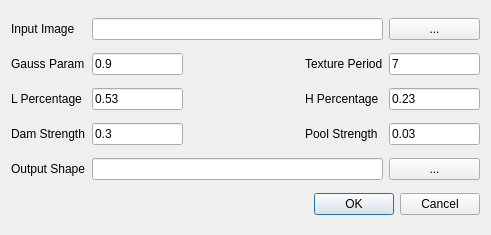
This is Plugins/tGis.Segmentation/form/SegmentationDialog.ui in lidar-nevermore/tGis as Qt 5 draws it before an edit. The edited form follows.
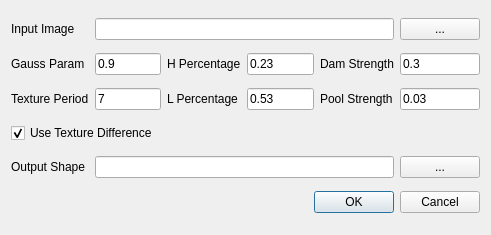
This is the edited form.

```diff
--- a/Plugins/tGis.Segmentation/form/SegmentationDialog.ui
+++ b/Plugins/tGis.Segmentation/form/SegmentationDialog.ui
@@ -13,15 +13,8 @@
   <property name="windowTitle">
    <string>Dam Razing</string>
   </property>
-  <layout class="QGridLayout" name="gridLayout">
-   <item row="1" column="0">
-    <widget class="QLabel" name="label_3">
-     <property name="text">
-      <string>Gauss Param</string>
-     </property>
-    </widget>
-   </item>
-   <item row="2" column="3">
+  <layout class="QGridLayout" name="gridLayout" rowstretch="0,0,0,0,0,0,0,0,0">
+   <item row="1" column="2">
     <widget class="QLabel" name="label_6">
      <property name="text">
       <string>H Percentage</string>
@@ -35,58 +28,38 @@
      </property>
     </widget>
    </item>
-   <item row="1" column="3">
-    <widget class="QLabel" name="label_4">
-     <property name="text">
-      <string>Texture Period</string>
-     </property>
-    </widget>
-   </item>
-   <item row="0" column="1" colspan="3">
-    <widget class="QLineEdit" name="leInputImg"/>
-   </item>
-   <item row="1" column="2">
-    <spacer name="horizontalSpacer">
-     <property name="orientation">
-      <enum>Qt::Horizontal</enum>
-     </property>
-     <property name="sizeHint" stdset="0">
-      <size>
-       <width>128</width>
-       <height>20</height>
-      </size>
-     </property>
-    </spacer>
-   </item>
-   <item row="2" column="0">
-    <widget class="QLabel" name="label_5">
-     <property name="text">
-      <string>L Percentage</string>
-     </property>
-    </widget>
-   </item>
-   <item row="1" column="4">
-    <widget class="QLineEdit" name="leTexturePeriod">
-     <property name="text">
-      <string>7</string>
-     </property>
-    </widget>
-   </item>
-   <item row="4" column="4">
+   <item row="7" column="5">
     <widget class="QPushButton" name="btnOutputShp">
      <property name="text">
       <string notr="true">...</string>
      </property>
     </widget>
    </item>
-   <item row="4" column="0">
+   <item row="0" column="0">
+    <widget class="QLabel" name="label">
+     <property name="text">
+      <string>Input Image</string>
+     </property>
+    </widget>
+   </item>
+   <item row="7" column="1" colspan="4">
+    <widget class="QLineEdit" name="leOutputShp"/>
+   </item>
+   <item row="7" column="0">
     <widget class="QLabel" name="label_2">
      <property name="text">
       <string notr="true">Output Shape</string>
      </property>
     </widget>
    </item>
-   <item row="5" column="0" colspan="5">
+   <item row="0" column="5">
+    <widget class="QPushButton" name="btnInputImg">
+     <property name="text">
+      <string notr="true">...</string>
+     </property>
+    </widget>
+   </item>
+   <item row="8" column="0" colspan="6">
     <widget class="QDialogButtonBox" name="buttonBox">
      <property name="orientation">
       <enum>Qt::Horizontal</enum>
@@ -96,65 +69,89 @@
      </property>
     </widget>
    </item>
-   <item row="0" column="0">
-    <widget class="QLabel" name="label">
+   <item row="0" column="1" colspan="4">
+    <widget class="QLineEdit" name="leInputImg"/>
+   </item>
+   <item row="1" column="0">
+    <widget class="QLabel" name="label_3">
      <property name="text">
-      <string>Input Image</string>
+      <string>Gauss Param</string>
      </property>
     </widget>
    </item>
-   <item row="0" column="4">
-    <widget class="QPushButton" name="btnInputImg">
+   <item row="2" column="1">
+    <widget class="QLineEdit" name="leTexturePeriod">
      <property name="text">
-      <string notr="true">...</string>
+      <string>7</string>
      </property>
     </widget>
    </item>
-   <item row="2" column="4">
+   <item row="2" column="0">
+    <widget class="QLabel" name="label_4">
+     <property name="text">
+      <string>Texture Period</string>
+     </property>
+    </widget>
+   </item>
+   <item row="1" column="3">
     <widget class="QLineEdit" name="leHighPercentage">
      <property name="text">
       <string>0.23</string>
      </property>
     </widget>
    </item>
-   <item row="4" column="1" colspan="3">
-    <widget class="QLineEdit" name="leOutputShp"/>
-   </item>
-   <item row="2" column="1">
+   <item row="2" column="3">
     <widget class="QLineEdit" name="leLowPercentage">
      <property name="text">
       <string>0.53</string>
      </property>
     </widget>
    </item>
-   <item row="3" column="0">
-    <widget class="QLabel" name="label_7">
-     <property name="text">
-      <string>Dam Strength</string>
-     </property>
-    </widget>
-   </item>
-   <item row="3" column="1">
+   <item row="1" column="5">
     <widget class="QLineEdit" name="leDamStrength">
      <property name="text">
       <string>0.3</string>
      </property>
     </widget>
    </item>
-   <item row="3" column="3">
+   <item row="2" column="2">
+    <widget class="QLabel" name="label_5">
+     <property name="text">
+      <string>L Percentage</string>
+     </property>
+    </widget>
+   </item>
+   <item row="1" column="4">
+    <widget class="QLabel" name="label_7">
+     <property name="text">
+      <string>Dam Strength</string>
+     </property>
+    </widget>
+   </item>
+   <item row="2" column="4">
     <widget class="QLabel" name="label_8">
      <property name="text">
       <string>Pool Strength</string>
      </property>
     </widget>
    </item>
-   <item row="3" column="4">
+   <item row="2" column="5">
     <widget class="QLineEdit" name="lePoolStrength">
      <property name="text">
       <string>0.03</string>
      </property>
     </widget>
    </item>
+   <item row="3" column="0" colspan="2">
+    <widget class="QCheckBox" name="chkUseTexture">
+     <property name="text">
+      <string>Use Texture Difference</string>
+     </property>
+     <property name="checked">
+      <bool>true</bool>
+     </property>
+    </widget>
+   </item>
   </layout>
  </widget>
  <resources/>
```
